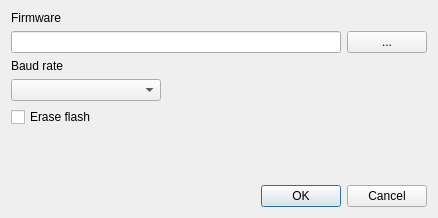
Old version of the form tools/camflasher/dialogflash.ui in the repository remibert/pycameresp.
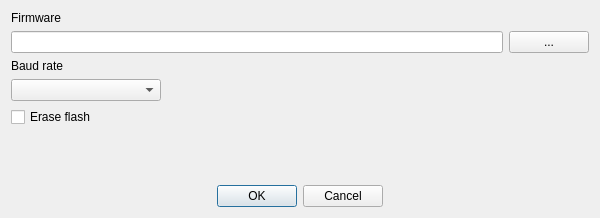
New version of the form.

Patch:
```diff
--- a/tools/camflasher/dialogflash.ui
+++ b/tools/camflasher/dialogflash.ui
@@ -6,7 +6,7 @@
    <rect>
     <x>0</x>
     <y>0</y>
-    <width>438</width>
+    <width>600</width>
     <height>218</height>
    </rect>
   </property>
@@ -158,6 +158,9 @@
      <property name="standardButtons">
       <set>QDialogButtonBox::Cancel|QDialogButtonBox::Ok</set>
      </property>
+     <property name="centerButtons">
+      <bool>true</bool>
+     </property>
     </widget>
    </item>
   </layout>
```
Left out of the diff: 8 changed lines with no effect on the pictures.
